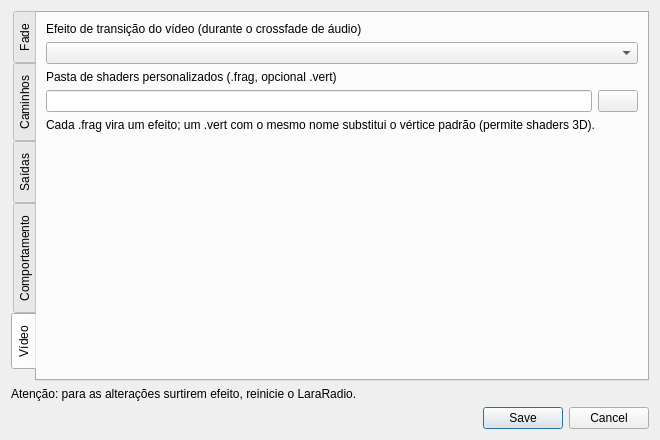
First picture: the form in configdialog.ui, repository luizfern12/slopradio, before the edit.
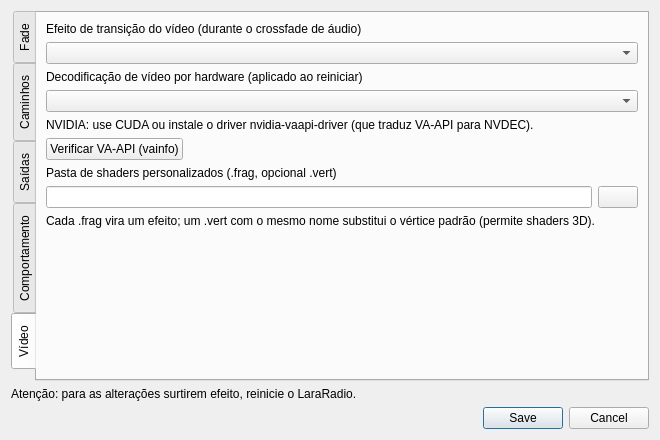
Second picture: the form after the edit. The open tabs and pages were chosen to show the change. Icons and pictures are not drawn.

Commit message:
Add hardware video decode selection (VA-API/CUDA/off)
New 'video/hwdecode' setting exposes the Qt FFmpeg hardware decoder
selection. Auto leaves QT_FFMPEG_DECODING_HW_DEVICE_TYPES unset (the
platform default: VA-API on AMD/Intel, CUDA on NVIDIA), and the explicit
options force vaapi, cuda or software decode (',') on next start.

The config dialog gains a dropdown plus a 'Verificar VA-API (vainfo)'
button that runs vainfo with a 5 s timeout and shows the result in a
message box, so users can confirm their driver stack supports hw decode.

```diff
--- a/configdialog.ui
+++ b/configdialog.ui
@@ -303,6 +303,60 @@
        <item>
         <widget class="QComboBox" name="video_transition"/>
        </item>
+       <item>
+        <widget class="QLabel" name="label_hwDecode">
+         <property name="font">
+          <font>
+           <pointsize>9</pointsize>
+          </font>
+         </property>
+         <property name="text">
+          <string>Decodificação de vídeo por hardware (aplicado ao reiniciar)</string>
+         </property>
+        </widget>
+       </item>
+       <item>
+        <widget class="QComboBox" name="video_hwdecode"/>
+       </item>
+       <item>
+        <widget class="QLabel" name="label_hwDecodeHint">
+         <property name="font">
+          <font>
+           <pointsize>9</pointsize>
+          </font>
+         </property>
+         <property name="text">
+          <string>NVIDIA: use CUDA ou instale o driver nvidia-vaapi-driver (que traduz VA-API para NVDEC).</string>
+         </property>
+         <property name="wordWrap">
+          <bool>true</bool>
+         </property>
+        </widget>
+       </item>
+       <item>
+        <layout class="QHBoxLayout" name="horizontalLayout_hwdec">
+         <item>
+          <widget class="QPushButton" name="btn_checkVAAPI">
+           <property name="text">
+            <string>Verificar VA-API (vainfo)</string>
+           </property>
+          </widget>
+         </item>
+         <item>
+          <spacer name="horizontalSpacer_hwdec">
+           <property name="orientation">
+            <enum>Qt::Orientation::Horizontal</enum>
+           </property>
+           <property name="sizeHint" stdset="0">
+            <size>
+             <width>40</width>
+             <height>20</height>
+            </size>
+           </property>
+          </spacer>
+         </item>
+        </layout>
+       </item>
        <item>
         <widget class="QLabel" name="label_videoShaderDir">
          <property name="font">
```
The commit also changes 5 other files.
